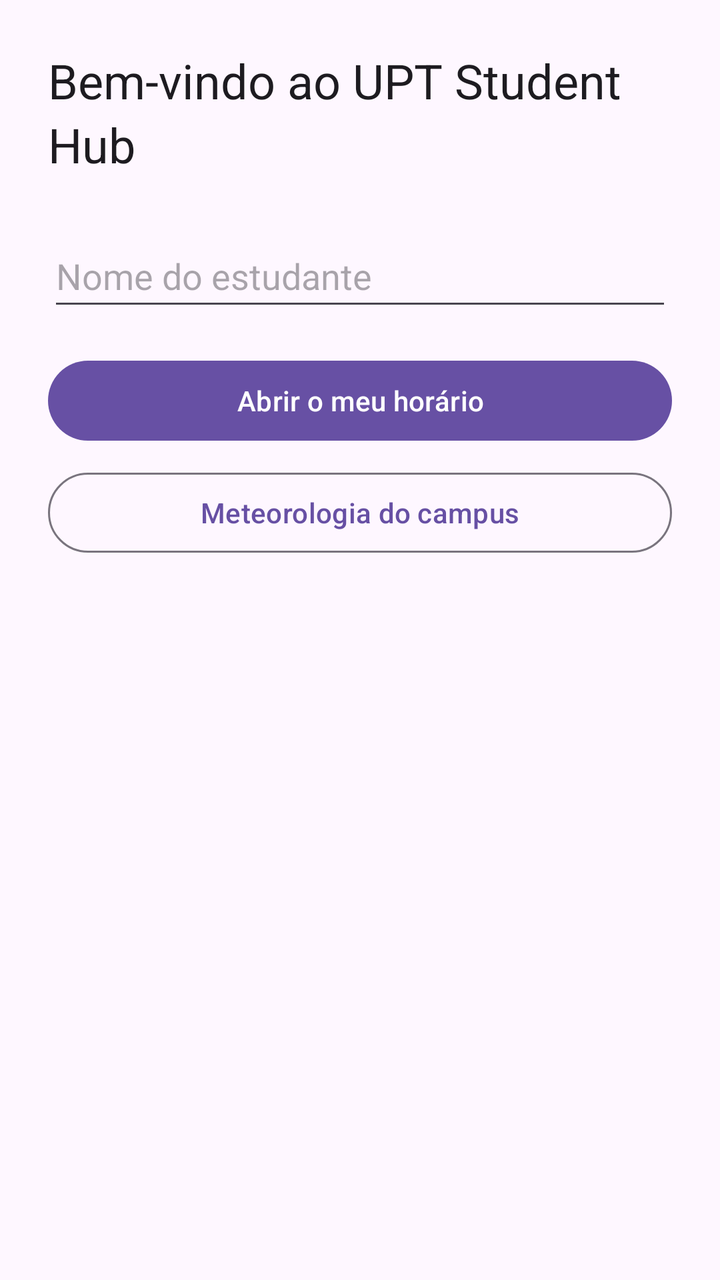
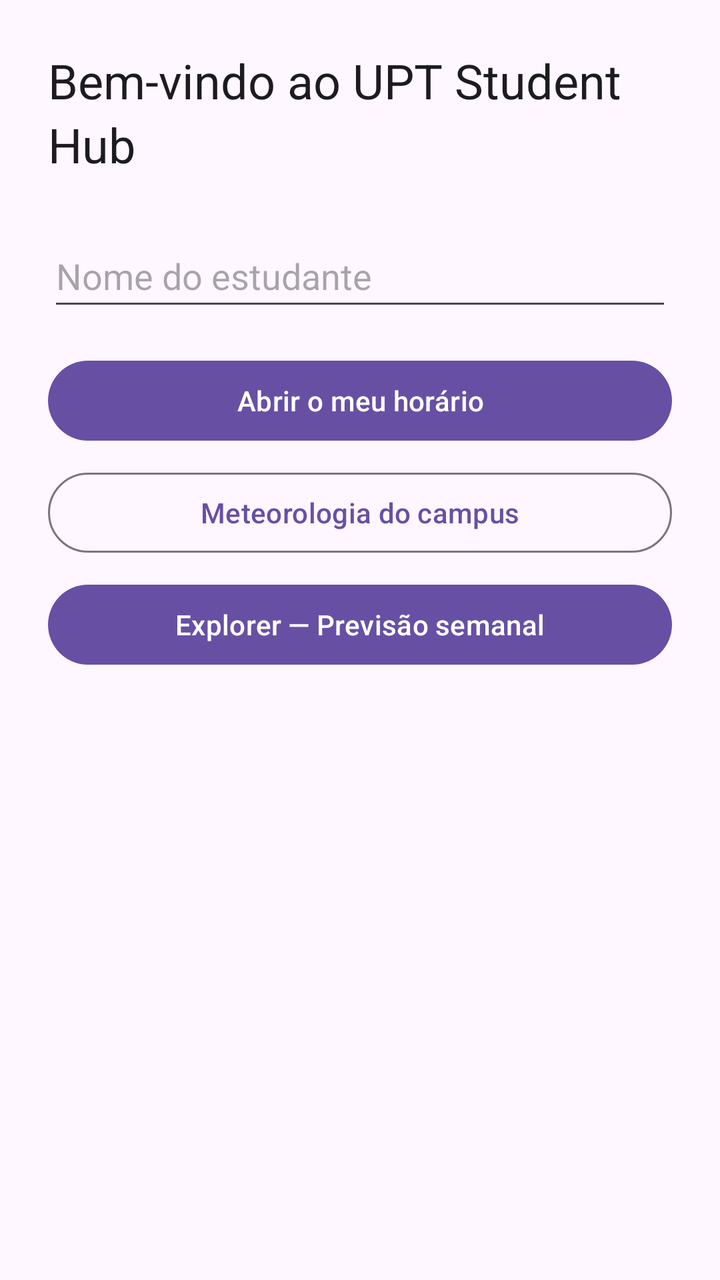

The first picture is an Android layout as it rendered before a commit; the second is the same layout after the commit. The layout source and the unified diff follow.
<!-- AndroidManifest.xml: application theme Theme.StudentHub1 -->
<!-- res/layout/activity_main.xml -->
<?xml version="1.0" encoding="utf-8"?>
<LinearLayout xmlns:android="http://schemas.android.com/apk/res/android"
android:layout_width="match_parent"
android:layout_height="match_parent"
android:fitsSystemWindows="true"
android:gravity="center_horizontal"
android:orientation="vertical"
android:padding="@dimen/spacing_l">
<TextView
android:id="@+id/tvWelcome"
android:layout_width="wrap_content"
android:layout_height="wrap_content"
android:layout_marginBottom="@dimen/spacing_l"
android:text="@string/welcome_title"
android:textAppearance="?attr/textAppearanceHeadlineSmall" />
<EditText
android:id="@+id/etName"
android:layout_width="match_parent"
android:layout_height="wrap_content"
android:autofillHints="name"
android:hint="@string/hint_student_name"
android:inputType="textPersonName|textCapWords"
android:minHeight="@dimen/touch_target" />
<Button
android:id="@+id/btnOpenTimetable"
android:layout_width="match_parent"
android:layout_height="wrap_content"
android:layout_marginTop="@dimen/spacing_m"
android:minHeight="@dimen/touch_target"
android:text="@string/btn_open_timetable" />

<Button
android:id="@+id/btnOpenWeather"
style="?attr/materialButtonOutlinedStyle"
android:layout_width="match_parent"
android:layout_height="wrap_content"
android:layout_marginTop="@dimen/spacing_s"
android:minHeight="@dimen/touch_target"
android:text="@string/btn_open_weather" />
</LinearLayout>
<!-- resources referenced by this layout -->
<resources>
  <dimen name="spacing_l">24dp</dimen>
  <dimen name="spacing_m">16dp</dimen>
  <dimen name="spacing_s">8dp</dimen>
  <dimen name="touch_target">48dp</dimen>
  <string name="btn_open_timetable">Abrir o meu horário</string>
  <string name="btn_open_weather">Meteorologia do campus</string>
  <string name="hint_student_name">Nome do estudante</string>
  <string name="welcome_title">Bem-vindo ao UPT Student Hub</string>
  <style name="Theme.StudentHub1" parent="Base.Theme.StudentHub1" />
  <style name="Base.Theme.StudentHub1" parent="Theme.Material3.DayNight">
          
          
      </style>
</resources>

<!-- the commit's change to res/layout/activity_main.xml (unified diff, before → after) -->
@@ -37,4 +37,11 @@ android:layout_height="wrap_content"
 android:layout_marginTop="@dimen/spacing_s"
 android:minHeight="@dimen/touch_target"
 android:text="@string/btn_open_weather" />
+<Button
+android:id="@+id/btnOpenExplorer"
+android:layout_width="match_parent"
+android:layout_height="wrap_content"
+android:layout_marginTop="@dimen/spacing_s"
+android:minHeight="@dimen/touch_target"
+android:text="@string/ex_open" />
 </LinearLayout>
<!-- resource entries referenced after the edit -->
@@ -6,6 +6,7 @@
   <dimen name="touch_target">48dp</dimen>
   <string name="btn_open_timetable">Abrir o meu horário</string>
   <string name="btn_open_weather">Meteorologia do campus</string>
+  <string name="ex_open">Explorer — Previsão semanal</string>
   <string name="hint_student_name">Nome do estudante</string>
   <string name="welcome_title">Bem-vindo ao UPT Student Hub</string>
   <style name="Theme.StudentHub1" parent="Base.Theme.StudentHub1" />
